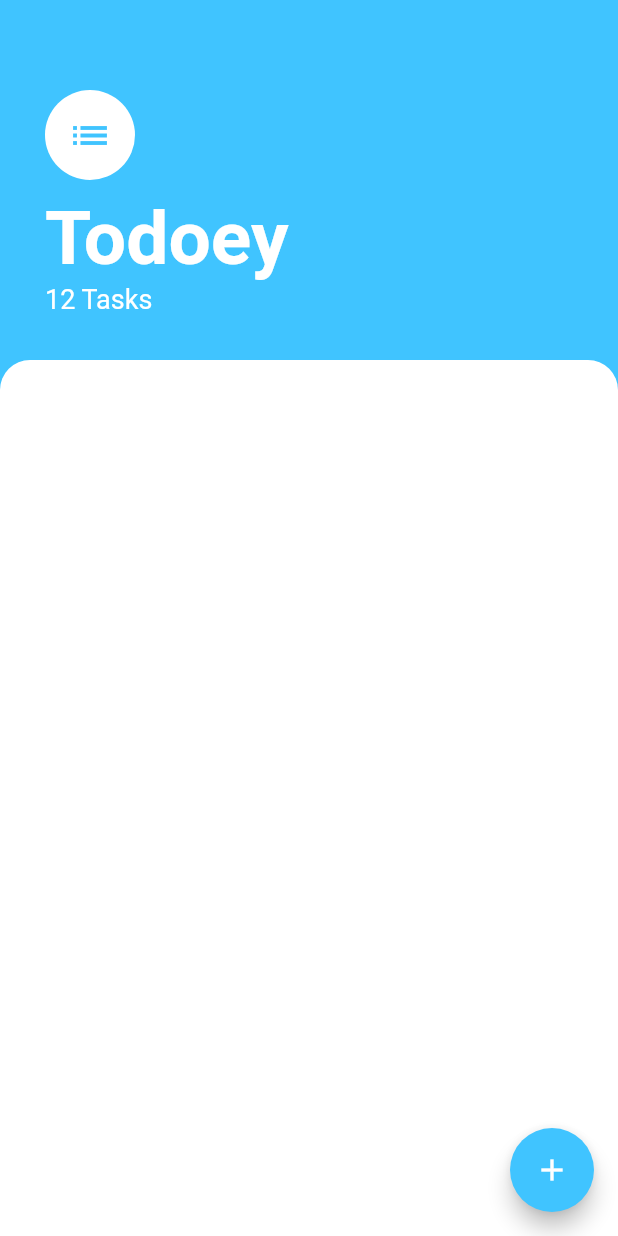
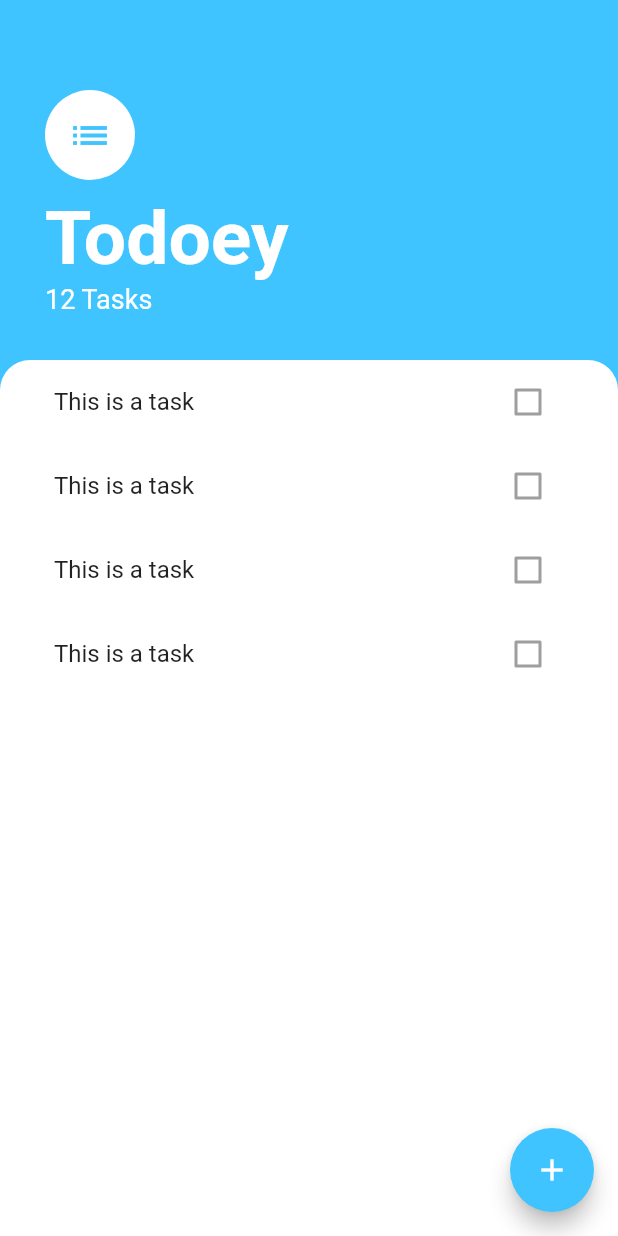
Before and after one commit to alemohamad/flutter-appbrewery, a Flutter app: the screen it shows after launch, on a phone screen of 412 x 824 dp. Run offline on Flutter 3.47's test engine with Material 2 defaults, Android fonts, the phone set to English and light mode, and no system bars; our stand-ins replace audioplayers, flutter_spinkit, font_awesome_flutter, geolocator, rflutter_alert.

Commit message:
Added task list and items

```diff
--- a/todoey_flutter/lib/screens/task_screen.dart
+++ b/todoey_flutter/lib/screens/task_screen.dart
@@ -1,4 +1,6 @@
 import 'package:flutter/material.dart';
+
+import 'package:todoey_flutter/widgets/task_list.dart';
 
 class TaskScreen extends StatelessWidget {
   @override
@@ -10,6 +12,9 @@ class TaskScreen extends StatelessWidget {
         child: Icon(
           Icons.add,
         ),
+        onPressed: () {
+          //
+        },
       ),
       body: Column(
         crossAxisAlignment: CrossAxisAlignment.start,
@@ -52,6 +57,7 @@ class TaskScreen extends StatelessWidget {
           ),
           Expanded(
             child: Container(
+              padding: EdgeInsets.symmetric(horizontal: 20.0),
               decoration: BoxDecoration(
                 color: Colors.white,
                 borderRadius: BorderRadius.only(
@@ -59,6 +65,7 @@ class TaskScreen extends StatelessWidget {
                   topRight: Radius.circular(20.0),
                 ),
               ),
+              child: TaskList(),
             ),
           ),
         ],
--- /dev/null
+++ b/todoey_flutter/lib/widgets/task_list.dart
@@ -0,0 +1,21 @@
+import 'package:flutter/material.dart';
+
+import 'package:todoey_flutter/widgets/task_tile.dart';
+
+class TaskList extends StatelessWidget {
+  const TaskList({
+    Key key,
+  }) : super(key: key);
+
+  @override
+  Widget build(BuildContext context) {
+    return ListView(
+      children: <Widget>[
+        TaskTile(),
+        TaskTile(),
+        TaskTile(),
+        TaskTile(),
+      ],
+    );
+  }
+}
--- /dev/null
+++ b/todoey_flutter/lib/widgets/task_tile.dart
@@ -0,0 +1,17 @@
+import 'package:flutter/material.dart';
+
+class TaskTile extends StatelessWidget {
+  const TaskTile({
+    Key key,
+  }) : super(key: key);
+
+  @override
+  Widget build(BuildContext context) {
+    return ListTile(
+      title: Text('This is a task'),
+      trailing: Checkbox(
+        value: false,
+      ),
+    );
+  }
+}
```
